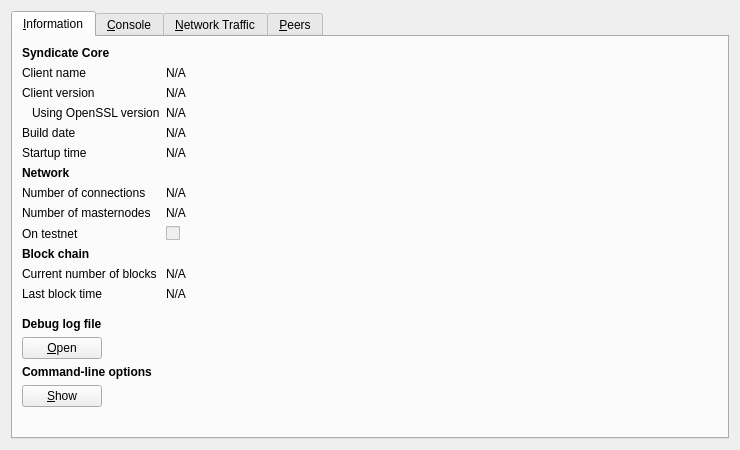
thibetabc/SyndicateQT, file src/qt/forms/rpcconsole.ui: the form before one commit.
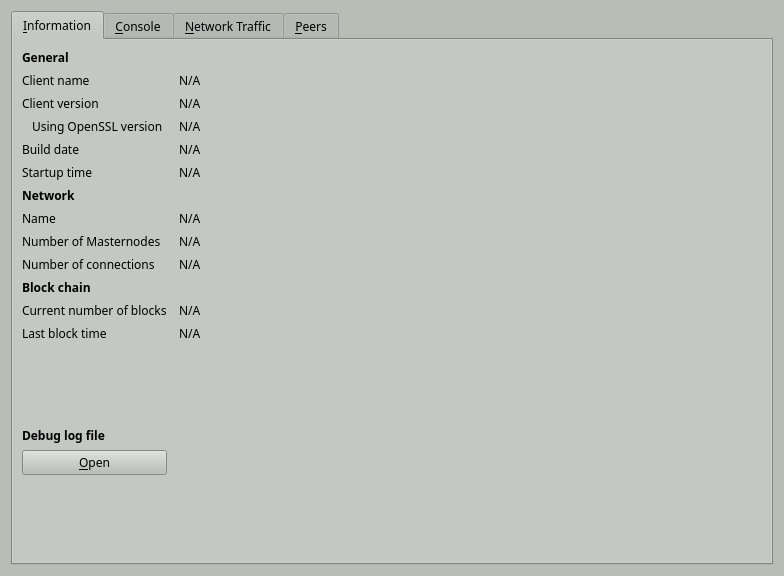
The form after the commit. The open tabs and pages were chosen to show the change. Icons and pictures are not drawn. Custom widgets are drawn as their Qt base class.

```diff
--- a/src/qt/forms/rpcconsole.ui
+++ b/src/qt/forms/rpcconsole.ui
@@ -6,12 +6,432 @@
    <rect>
     <x>0</x>
     <y>0</y>
-    <width>740</width>
-    <height>450</height>
+    <width>784</width>
+    <height>576</height>
    </rect>
   </property>
+  <property name="palette">
+   <palette>
+    <active>
+     <colorrole role="WindowText">
+      <brush brushstyle="SolidPattern">
+       <color alpha="255">
+        <red>0</red>
+        <green>0</green>
+        <blue>0</blue>
+       </color>
+      </brush>
+     </colorrole>
+     <colorrole role="Button">
+      <brush brushstyle="SolidPattern">
+       <color alpha="255">
+        <red>186</red>
+        <green>189</green>
+        <blue>182</blue>
+       </color>
+      </brush>
+     </colorrole>
+     <colorrole role="Light">
+      <brush brushstyle="SolidPattern">
+       <color alpha="255">
+        <red>255</red>
+        <green>255</green>
+        <blue>255</blue>
+       </color>
+      </brush>
+     </colorrole>
+     <colorrole role="Midlight">
+      <brush brushstyle="SolidPattern">
+       <color alpha="255">
+        <red>220</red>
+        <green>222</green>
+        <blue>218</blue>
+       </color>
+      </brush>
+     </colorrole>
+     <colorrole role="Dark">
+      <brush brushstyle="SolidPattern">
+       <color alpha="255">
+        <red>93</red>
+        <green>94</green>
+        <blue>91</blue>
+       </color>
+      </brush>
+     </colorrole>
+     <colorrole role="Mid">
+      <brush brushstyle="SolidPattern">
+       <color alpha="255">
+        <red>124</red>
+        <green>126</green>
+        <blue>121</blue>
+       </color>
+      </brush>
+     </colorrole>
+     <colorrole role="Text">
+      <brush brushstyle="SolidPattern">
+       <color alpha="255">
+        <red>0</red>
+        <green>0</green>
+        <blue>0</blue>
+       </color>
+      </brush>
+     </colorrole>
+     <colorrole role="BrightText">
+      <brush brushstyle="SolidPattern">
+       <color alpha="255">
+        <red>255</red>
+        <green>255</green>
+        <blue>255</blue>
+       </color>
+      </brush>
+     </colorrole>
+     <colorrole role="ButtonText">
+      <brush brushstyle="SolidPattern">
+       <color alpha="255">
+        <red>0</red>
+        <green>0</green>
+        <blue>0</blue>
+       </color>
+      </brush>
+     </colorrole>
+     <colorrole role="Base">
+      <brush brushstyle="SolidPattern">
+       <color alpha="255">
+        <red>255</red>
+        <green>255</green>
+        <blue>255</blue>
+       </color>
+      </brush>
+     </colorrole>
+     <colorrole role="Window">
+      <brush brushstyle="SolidPattern">
+       <color alpha="255">
+        <red>186</red>
+        <green>189</green>
+        <blue>182</blue>
+       </color>
+      </brush>
+     </colorrole>
+     <colorrole role="Shadow">
+      <brush brushstyle="SolidPattern">
+       <color alpha="255">
+        <red>0</red>
+        <green>0</green>
+        <blue>0</blue>
+       </color>
+      </brush>
+     </colorrole>
+     <colorrole role="AlternateBase">
+      <brush brushstyle="SolidPattern">
+       <color alpha="255">
+        <red>220</red>
+        <green>222</green>
+        <blue>218</blue>
+       </color>
+      </brush>
+     </colorrole>
+     <colorrole role="ToolTipBase">
+      <brush brushstyle="SolidPattern">
+       <color alpha="255">
+        <red>255</red>
+        <green>255</green>
+        <blue>220</blue>
+       </color>
+      </brush>
+     </colorrole>
+     <colorrole role="ToolTipText">
+      <brush brushstyle="SolidPattern">
+       <color alpha="255">
+        <red>0</red>
+        <green>0</green>
+        <blue>0</blue>
+       </color>
+      </brush>
+     </colorrole>
+    </active>
+    <inactive>
+     <colorrole role="WindowText">
+      <brush brushstyle="SolidPattern">
+       <color alpha="255">
+        <red>0</red>
+        <green>0</green>
+        <blue>0</blue>
+       </color>
+      </brush>
+     </colorrole>
+     <colorrole role="Button">
+      <brush brushstyle="SolidPattern">
+       <color alpha="255">
+        <red>186</red>
+        <green>189</green>
+        <blue>182</blue>
+       </color>
+      </brush>
+     </colorrole>
+     <colorrole role="Light">
+      <brush brushstyle="SolidPattern">
+       <color alpha="255">
+        <red>255</red>
+        <green>255</green>
+        <blue>255</blue>
+       </color>
+      </brush>
+     </colorrole>
+     <colorrole role="Midlight">
+      <brush brushstyle="SolidPattern">
+       <color alpha="255">
+        <red>220</red>
+        <green>222</green>
+        <blue>218</blue>
+       </color>
+      </brush>
+     </colorrole>
+     <colorrole role="Dark">
+      <brush brushstyle="SolidPattern">
+       <color alpha="255">
+        <red>93</red>
+        <green>94</green>
+        <blue>91</blue>
+       </color>
+      </brush>
+     </colorrole>
+     <colorrole role="Mid">
+      <brush brushstyle="SolidPattern">
+       <color alpha="255">
+        <red>124</red>
+        <green>126</green>
+        <blue>121</blue>
+       </color>
+      </brush>
+     </colorrole>
+     <colorrole role="Text">
+      <brush brushstyle="SolidPattern">
+       <color alpha="255">
+        <red>0</red>
+        <green>0</green>
+        <blue>0</blue>
+       </color>
+      </brush>
+     </colorrole>
+     <colorrole role="BrightText">
+      <brush brushstyle="SolidPattern">
+       <color alpha="255">
+        <red>255</red>
+        <green>255</green>
+        <blue>255</blue>
+       </color>
+      </brush>
+     </colorrole>
+     <colorrole role="ButtonText">
+      <brush brushstyle="SolidPattern">
+       <color alpha="255">
+        <red>0</red>
+        <green>0</green>
+        <blue>0</blue>
+       </color>
+      </brush>
+     </colorrole>
+     <colorrole role="Base">
+      <brush brushstyle="SolidPattern">
+       <color alpha="255">
+        <red>255</red>
+        <green>255</green>
+        <blue>255</blue>
+       </color>
+      </brush>
+     </colorrole>
+     <colorrole role="Window">
+      <brush brushstyle="SolidPattern">
+       <color alpha="255">
+        <red>186</red>
+        <green>189</green>
+        <blue>182</blue>
+       </color>
+      </brush>
+     </colorrole>
+     <colorrole role="Shadow">
+      <brush brushstyle="SolidPattern">
+       <color alpha="255">
+        <red>0</red>
+        <green>0</green>
+        <blue>0</blue>
+       </color>
+      </brush>
+     </colorrole>
+     <colorrole role="AlternateBase">
+      <brush brushstyle="SolidPattern">
+       <color alpha="255">
+        <red>220</red>
+        <green>222</green>
+        <blue>218</blue>
+       </color>
+      </brush>
+     </colorrole>
+     <colorrole role="ToolTipBase">
+      <brush brushstyle="SolidPattern">
+       <color alpha="255">
+        <red>255</red>
+        <green>255</green>
+        <blue>220</blue>
+       </color>
+      </brush>
+     </colorrole>
+     <colorrole role="ToolTipText">
+      <brush brushstyle="SolidPattern">
+       <color alpha="255">
+        <red>0</red>
+        <green>0</green>
+        <blue>0</blue>
+       </color>
+      </brush>
+     </colorrole>
+    </inactive>
+    <disabled>
+     <colorrole role="WindowText">
+      <brush brushstyle="SolidPattern">
+       <color alpha="255">
+        <red>93</red>
+        <green>94</green>
+        <blue>91</blue>
+       </color>
+      </brush>
+     </colorrole>
+     <colorrole role="Button">
+      <brush brushstyle="SolidPattern">
+       <color alpha="255">
+        <red>186</red>
+        <green>189</green>
+        <blue>182</blue>
+       </color>
+      </brush>
+     </colorrole>
+     <colorrole role="Light">
+      <brush brushstyle="SolidPattern">
+       <color alpha="255">
+        <red>255</red>
+        <green>255</green>
+        <blue>255</blue>
+       </color>
+      </brush>
+     </colorrole>
+     <colorrole role="Midlight">
+      <brush brushstyle="SolidPattern">
+       <color alpha="255">
+        <red>220</red>
+        <green>222</green>
+        <blue>218</blue>
+       </color>
+      </brush>
+     </colorrole>
+     <colorrole role="Dark">
+      <brush brushstyle="SolidPattern">
+       <color alpha="255">
+        <red>93</red>
+        <green>94</green>
+        <blue>91</blue>
+       </color>
+      </brush>
+     </colorrole>
+     <colorrole role="Mid">
+      <brush brushstyle="SolidPattern">
+       <color alpha="255">
+        <red>124</red>
+        <green>126</green>
+        <blue>121</blue>
+       </color>
+      </brush>
+     </colorrole>
+     <colorrole role="Text">
+      <brush brushstyle="SolidPattern">
+       <color alpha="255">
+        <red>93</red>
+        <green>94</green>
+        <blue>91</blue>
+       </color>
+      </brush>
+     </colorrole>
+     <colorrole role="BrightText">
+      <brush brushstyle="SolidPattern">
+       <color alpha="255">
+        <red>255</red>
+        <green>255</green>
+        <blue>255</blue>
+       </color>
+      </brush>
+     </colorrole>
+     <colorrole role="ButtonText">
+      <brush brushstyle="SolidPattern">
+       <color alpha="255">
+        <red>93</red>
+        <green>94</green>
+        <blue>91</blue>
+       </color>
+      </brush>
+     </colorrole>
+     <colorrole role="Base">
+      <brush brushstyle="SolidPattern">
+       <color alpha="255">
+        <red>186</red>
+        <green>189</green>
+        <blue>182</blue>
+       </color>
+      </brush>
+     </colorrole>
+     <colorrole role="Window">
+      <brush brushstyle="SolidPattern">
+       <color alpha="255">
+        <red>186</red>
+        <green>189</green>
+        <blue>182</blue>
+       </color>
+      </brush>
+     </colorrole>
+     <colorrole role="Shadow">
+      <brush brushstyle="SolidPattern">
+       <color alpha="255">
+        <red>0</red>
+        <green>0</green>
+        <blue>0</blue>
+       </color>
+      </brush>
+     </colorrole>
+     <colorrole role="AlternateBase">
+      <brush brushstyle="SolidPattern">
+       <color alpha="255">
+        <red>186</red>
+        <green>189</green>
+        <blue>182</blue>
+       </color>
+      </brush>
+     </colorrole>
+     <colorrole role="ToolTipBase">
+      <brush brushstyle="SolidPattern">
+       <color alpha="255">
+        <red>255</red>
+        <green>255</green>
+        <blue>220</blue>
+       </color>
+      </brush>
+     </colorrole>
+     <colorrole role="ToolTipText">
+      <brush brushstyle="SolidPattern">
+       <color alpha="255">
+        <red>0</red>
+        <green>0</green>
+        <blue>0</blue>
+       </color>
+      </brush>
+     </colorrole>
+    </disabled>
+   </palette>
+  </property>
+  <property name="font">
+   <font>
+    <family>Sawasdee</family>
+   </font>
+  </property>
   <property name="windowTitle">
-   <string>Syndicate - Debug window</string>
+   <string>Debug window</string>
   </property>
   <layout class="QVBoxLayout" name="verticalLayout_2">
    <item>
@@ -23,7 +443,10 @@
       <attribute name="title">
        <string>&amp;Information</string>
       </attribute>
-      <layout class="QFormLayout" name="formLayout">
+      <layout class="QGridLayout" name="gridLayout" columnstretch="0,1">
+       <property name="horizontalSpacing">
+        <number>12</number>
+       </property>
        <item row="0" column="0">
         <widget class="QLabel" name="label_9">
          <property name="font">
@@ -33,7 +456,7 @@
           </font>
          </property>
          <property name="text">
-          <string>Syndicate Core</string>
+          <string>General</string>
          </property>
         </widget>
        </item>
@@ -169,14 +592,14 @@
         </widget>
        </item>
        <item row="7" column="0">
-        <widget class="QLabel" name="label_7">
+        <widget class="QLabel" name="label_8">
          <property name="text">
-          <string>Number of connections</string>
+          <string>Name</string>
          </property>
         </widget>
        </item>
        <item row="7" column="1">
-        <widget class="QLabel" name="numberOfConnections">
+        <widget class="QLabel" name="networkName">
          <property name="cursor">
           <cursorShape>IBeamCursor</cursorShape>
          </property>
@@ -192,42 +615,39 @@
         </widget>
        </item>
        <item row="8" column="0">
-        <widget class="QLabel" name="label_15">
+        <widget class="QLabel" name="masternodeCountLabel">
          <property name="text">
-          <string>Number of masternodes</string>
+          <string>Number of Masternodes</string>
          </property>
         </widget>
        </item>
        <item row="8" column="1">
         <widget class="QLabel" name="masternodeCount">
-         <property name="cursor">
-          <cursorShape>IBeamCursor</cursorShape>
-         </property>
          <property name="text">
           <string>N/A</string>
          </property>
-         <property name="textFormat">
-          <enum>Qt::PlainText</enum>
-         </property>
-         <property name="textInteractionFlags">
-          <set>Qt::LinksAccessibleByMouse|Qt::TextSelectableByKeyboard|Qt::TextSelectableByMouse</set>
-         </property>
         </widget>
        </item>
        <item row="9" column="0">
-        <widget class="QLabel" name="label_8">
+        <widget class="QLabel" name="label_7">
          <property name="text">
-          <string>On testnet</string>
+          <string>Number of connections</string>
          </property>
         </widget>
        </item>
        <item row="9" column="1">
-        <widget class="QCheckBox" name="isTestNet">
-         <property name="enabled">
-          <bool>false</bool>
+        <widget class="QLabel" name="numberOfConnections">
+         <property name="cursor">
+          <cursorShape>IBeamCursor</cursorShape>
          </property>
          <property name="text">
-          <string/>
+          <string>N/A</string>
+         </property>
+         <property name="textFormat">
+          <enum>Qt::PlainText</enum>
+         </property>
+         <property name="textInteractionFlags">
+          <set>Qt::LinksAccessibleByMouse|Qt::TextSelectableByKeyboard|Qt::TextSelectableByMouse</set>
          </property>
         </widget>
        </item>
@@ -298,7 +718,7 @@
          <property name="sizeHint" stdset="0">
           <size>
            <width>20</width>
-           <height>10</height>
+           <height>20</height>
           </size>
          </property>
         </spacer>
@@ -330,32 +750,6 @@
         </widget>
        </item>
        <item row="16" column="0">
-        <widget class="QLabel" name="labelCLOptions">
-         <property name="font">
-          <font>
-           <weight>75</weight>
-           <bold>true</bold>
-          </font>
-         </property>
-         <property name="text">
-          <string>Command-line options</string>
-         </property>
-        </widget>
-       </item>
-       <item row="17" column="0">
-        <widget class="QPushButton" name="showCLOptionsButton">
-         <property name="toolTip">
-          <string>Show the Syndicate-Qt help message to get a list with possible Syndicate command-line options.</string>
-         </property>
-         <property name="text">
-          <string>&amp;Show</string>
-         </property>
-         <property name="autoDefault">
-          <bool>false</bool>
-         </property>
-        </widget>
-       </item>
-       <item row="18" column="0">
         <spacer name="verticalSpacer">
          <property name="orientation">
           <enum>Qt::Vertical</enum>
@@ -363,7 +757,7 @@
          <property name="sizeHint" stdset="0">
           <size>
            <width>20</width>
-           <height>20</height>
+           <height>40</height>
           </size>
          </property>
         </spacer>
@@ -374,8 +768,11 @@
       <attribute name="title">
        <string>&amp;Console</string>
       </attribute>
-      <layout class="QGridLayout" name="gridLayout">
-       <item row="0" column="0">
+      <layout class="QVBoxLayout" name="verticalLayout_3">
+       <property name="spacing">
+        <number>3</number>
+       </property>
+       <item>
         <widget class="QTextEdit" name="messagesWidget">
          <property name="minimumSize">
           <size>
@@ -394,37 +791,11 @@
          </property>
         </widget>
        </item>
-       <item row="1" column="0">
+       <item>
         <layout class="QHBoxLayout" name="horizontalLayout">
          <property name="spacing">
           <number>3</number>
          </property>
-         <item>
-          <widget class="QPushButton" name="copyButton">
-           <property name="maximumSize">
-            <size>
-             <width>24</width>
-             <height>24</height>
-            </size>
-           </property>
-           <property name="toolTip">
-            <string>Copy to clipboard</string>
-           </property>
-           <property name="text">
-            <string/>
-           </property>
-           <property name="icon">
-            <iconset resource="../bitcoin.qrc">
-             <normaloff>:/icons/editcopy</normaloff>:/icons/editcopy</iconset>
-           </property>
-           <property name="shortcut">
-            <string notr="true">Ctrl+L</string>
-           </property>
-           <property name="autoDefault">
-            <bool>false</bool>
-           </property>
-          </widget>
-         </item>
          <item>
           <widget class="QLabel" name="label">
            <property name="text">
@@ -436,19 +807,7 @@
           <widget class="QLineEdit" name="lineEdit"/>
          </item>
          <item>
-          <widget class="QToolButton" name="pasteButton">
-           <property name="sizePolicy">
-            <sizepolicy hsizetype="Minimum" vsizetype="Fixed">
-             <horstretch>0</horstretch>
-             <verstretch>0</verstretch>
-            </sizepolicy>
-           </property>
-           <property name="minimumSize">
-            <size>
-             <width>24</width>
-             <height>24</height>
-            </size>
-           </property>
+          <widget class="QPushButton" name="clearButton">
            <property name="maximumSize">
             <size>
              <width>24</width>
@@ -456,17 +815,20 @@
             </size>
            </property>
            <property name="toolTip">
-            <string>Paste from clipboard</string>
+            <string>Clear console</string>
            </property>
            <property name="text">
             <string/>
            </property>
            <property name="icon">
-            <iconset resource="../bitcoin.qrc">
-             <normaloff>:/icons/editpaste</normaloff>:/icons/editpaste</iconset>
+            <iconset resource="../syndicate.qrc">
+             <normaloff>:/icons/remove</normaloff>:/icons/remove</iconset>
            </property>
            <property name="shortcut">
-            <string>Alt+P</string>
+            <string notr="true">Ctrl+L</string>
+           </property>
+           <property name="autoDefault">
+            <bool>false</bool>
            </property>
           </widget>
          </item>
@@ -1017,7 +1379,7 @@
            </widget>
           </item>
           <item row="8" column="0">
-           <widget class="QLabel" name="label_22">
+           <widget class="QLabel" name="connectionTime">
             <property name="text">
              <string>Connection Time</string>
             </property>
```
Left out of the diff: 2 changed lines with no effect on the pictures.
